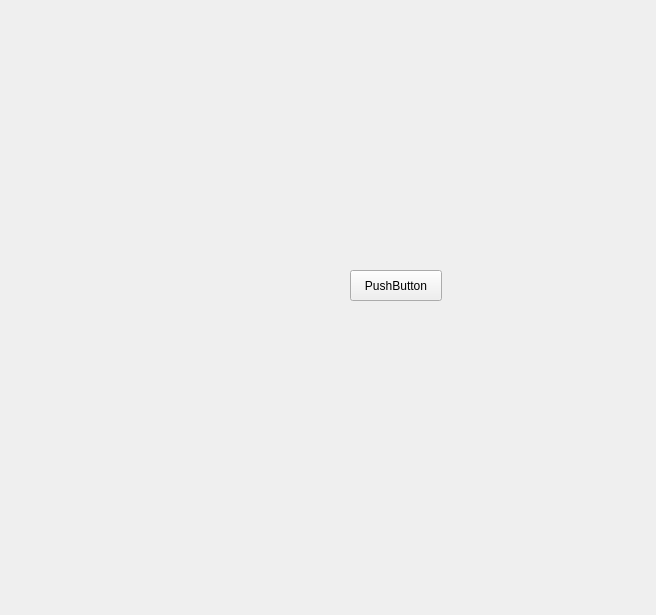
Before: the Qt Designer form ui/about/about.ui in kik4444/simple-process-tracker, drawn with Qt 5.
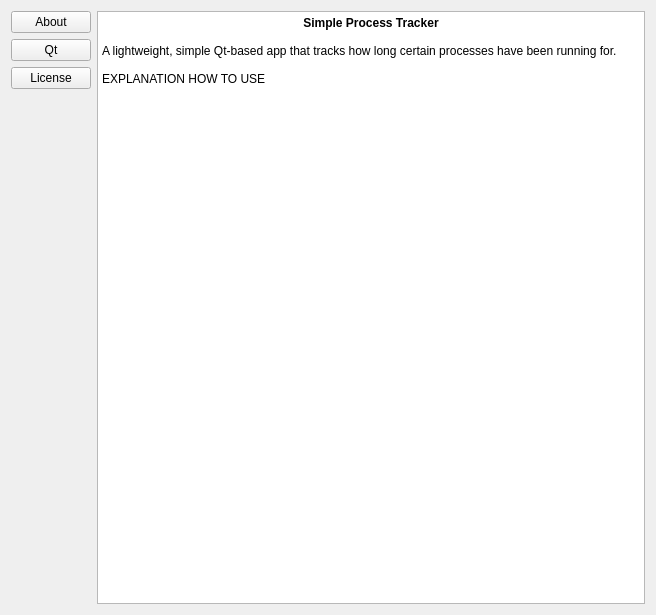
After: the same form once the commit is applied. Icons and pictures are not drawn.

Commit message: Added buttons and text edit to about page

Diff of the .ui file:
```diff
--- a/ui/about/about.ui
+++ b/ui/about/about.ui
@@ -16,19 +16,81 @@
   <property name="windowTitle">
    <string>Form</string>
   </property>
-  <widget class="QPushButton" name="pushButton">
-   <property name="geometry">
-    <rect>
-     <x>350</x>
-     <y>270</y>
-     <width>92</width>
-     <height>31</height>
-    </rect>
-   </property>
-   <property name="text">
-    <string>PushButton</string>
-   </property>
-  </widget>
+  <layout class="QHBoxLayout" name="horizontalLayout">
+   <item>
+    <layout class="QVBoxLayout" name="verticalLayout_2">
+     <item>
+      <widget class="QPushButton" name="licenseButton">
+       <property name="cursor">
+        <cursorShape>PointingHandCursor</cursorShape>
+       </property>
+       <property name="text">
+        <string>About</string>
+       </property>
+       <property name="icon">
+        <iconset resource="../../resources.qrc">
+         <normaloff>:/Assets/Icons/app-icon.svg</normaloff>:/Assets/Icons/app-icon.svg</iconset>
+       </property>
+      </widget>
+     </item>
+     <item>
+      <widget class="QPushButton" name="qtButton">
+       <property name="cursor">
+        <cursorShape>PointingHandCursor</cursorShape>
+       </property>
+       <property name="text">
+        <string>Qt</string>
+       </property>
+      </widget>
+     </item>
+     <item>
+      <widget class="QPushButton" name="aboutButton">
+       <property name="cursor">
+        <cursorShape>PointingHandCursor</cursorShape>
+       </property>
+       <property name="text">
+        <string>License</string>
+       </property>
+      </widget>
+     </item>
+     <item>
+      <spacer name="verticalSpacer">
+       <property name="orientation">
+        <enum>Qt::Vertical</enum>
+       </property>
+       <property name="sizeHint" stdset="0">
+        <size>
+         <width>20</width>
+         <height>40</height>
+        </size>
+       </property>
+      </spacer>
+     </item>
+    </layout>
+   </item>
+   <item>
+    <layout class="QVBoxLayout" name="verticalLayout">
+     <item>
+      <widget class="QTextEdit" name="textEdit">
+       <property name="readOnly">
+        <bool>true</bool>
+       </property>
+       <property name="html">
+        <string>&lt;!DOCTYPE HTML PUBLIC &quot;-//W3C//DTD HTML 4.0//EN&quot; &quot;http://www.w3.org/TR/REC-html40/strict.dtd&quot;&gt;
+&lt;html&gt;&lt;head&gt;&lt;meta name=&quot;qrichtext&quot; content=&quot;1&quot; /&gt;&lt;style type=&quot;text/css&quot;&gt;
+p, li { white-space: pre-wrap; }
+&lt;/style&gt;&lt;/head&gt;&lt;body style=&quot; font-family:'Noto Sans'; font-size:9pt; font-weight:400; font-style:normal;&quot;&gt;
+&lt;p align=&quot;center&quot; style=&quot; margin-top:0px; margin-bottom:0px; margin-left:0px; margin-right:0px; -qt-block-indent:0; text-indent:0px;&quot;&gt;&lt;span style=&quot; font-weight:600;&quot;&gt;Simple Process Tracker&lt;/span&gt;&lt;/p&gt;
+&lt;p align=&quot;center&quot; style=&quot;-qt-paragraph-type:empty; margin-top:0px; margin-bottom:0px; margin-left:0px; margin-right:0px; -qt-block-indent:0; text-indent:0px; font-weight:600;&quot;&gt;&lt;br /&gt;&lt;/p&gt;
+&lt;p align=&quot;justify&quot; style=&quot; margin-top:0px; margin-bottom:0px; margin-left:0px; margin-right:0px; -qt-block-indent:0; text-indent:0px;&quot;&gt;A lightweight, simple Qt-based app that tracks how long certain processes have been running for.&lt;/p&gt;
+&lt;p align=&quot;justify&quot; style=&quot;-qt-paragraph-type:empty; margin-top:0px; margin-bottom:0px; margin-left:0px; margin-right:0px; -qt-block-indent:0; text-indent:0px;&quot;&gt;&lt;br /&gt;&lt;/p&gt;
+&lt;p align=&quot;justify&quot; style=&quot; margin-top:0px; margin-bottom:0px; margin-left:0px; margin-right:0px; -qt-block-indent:0; text-indent:0px;&quot;&gt;EXPLANATION HOW TO USE&lt;/p&gt;&lt;/body&gt;&lt;/html&gt;</string>
+       </property>
+      </widget>
+     </item>
+    </layout>
+   </item>
+  </layout>
  </widget>
  <resources/>
  <connections/>
```
Left out of the diff: 4 changed lines with no effect on the pictures. The commit also changes 1 other file.
